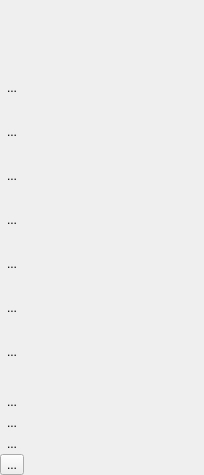
The window that app/ui/displayoption.ui (pencil2d/pencil) describes before a commit, drawn with Qt 5.
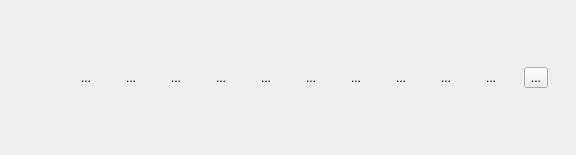
The same window after the commit. Icons and pictures are not drawn.

Commit message: Fix a couple of missing icons in DisplayOption

What changed in the file:
```diff
--- a/app/ui/displayoption.ui
+++ b/app/ui/displayoption.ui
@@ -6,8 +6,8 @@
    <rect>
     <x>0</x>
     <y>0</y>
-    <width>204</width>
-    <height>475</height>
+    <width>576</width>
+    <height>155</height>
    </rect>
   </property>
   <property name="windowTitle">
@@ -46,11 +46,11 @@
         <rect>
          <x>0</x>
          <y>0</y>
-         <width>204</width>
-         <height>310</height>
+         <width>576</width>
+         <height>136</height>
         </rect>
        </property>
-       <layout class="QVBoxLayout" name="verticalLayout_2">
+       <layout class="QHBoxLayout" name="horizontalLayout_2">
         <property name="spacing">
          <number>0</number>
         </property>
@@ -284,10 +284,6 @@
           <property name="autoRaise">
            <bool>true</bool>
           </property>
-         </widget>
-        </item>
-       </layout>
-      </widget>
      </widget>
     </item>
     <item>
@@ -383,6 +379,10 @@
       <property name="autoRaise">
        <bool>false</bool>
       </property>
+         </widget>
+        </item>
+       </layout>
+      </widget>
      </widget>
     </item>
    </layout>
```
Left out of the diff: 8 changed lines with no effect on the pictures. Lines whose indentation alone changed are shown as unchanged.
